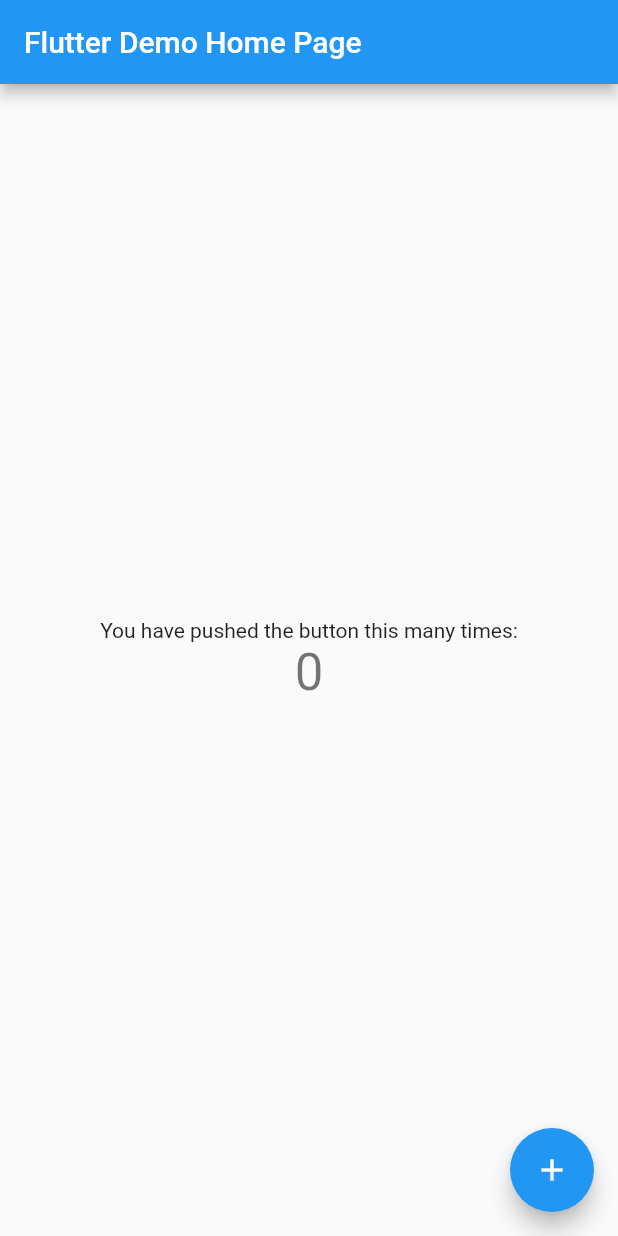
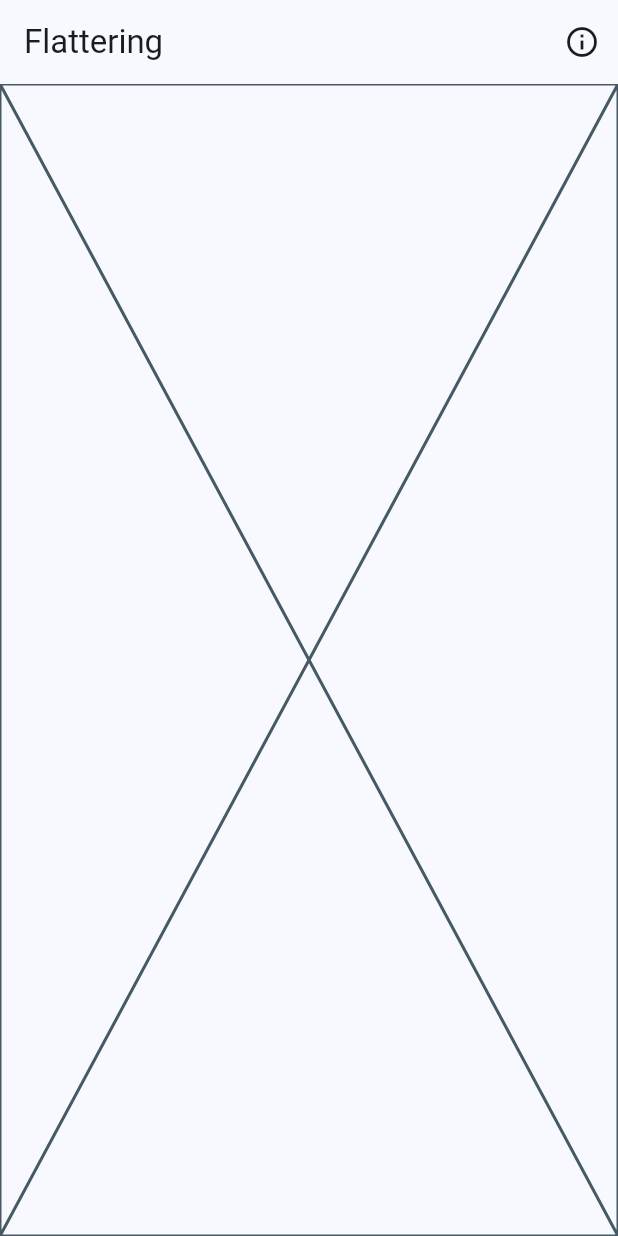
Before and after one commit to gilice/foiled, a Flutter app: the screen it shows after launch, on a phone screen of 412 x 824 dp. Run offline on Flutter 3.47's test engine with Material 2 defaults, Android fonts, the phone set to English and light mode, and no system bars; drawn by our look-alikes of dynamic_color; our stand-ins replace flutter_riverpod.

Commit message:
upstream MUP changes

```diff
--- a/lib/main.dart
+++ b/lib/main.dart
@@ -1,115 +1,69 @@
+import 'package:dynamic_color/dynamic_color.dart';
+import 'package:flattering/screens/home.dart';
+import 'package:flattering/utils/constants.dart';
+import 'package:flattering/utils/log_all_observer.dart';
+import 'package:flutter/foundation.dart';
 import 'package:flutter/material.dart';
+import 'package:flutter_riverpod/flutter_riverpod.dart';
 
-void main() {
-  runApp(const MyApp());
+void main() => runApp(const MyApp());
+
+final themeModeProvider = StateProvider<ThemeMode>((ref) => ThemeMode.system);
+
+ThemeData themeFromColorScheme(ColorScheme inp) {
+  return ThemeData(
+      useMaterial3: true,
+      appBarTheme: AppBarTheme(foregroundColor: inp.onBackground),
+      dialogBackgroundColor: inp.surface,
+      colorScheme: inp,
+      brightness: inp.brightness,
+      cardColor: inp.surface,
+      dialogTheme: DialogTheme(
+        backgroundColor: inp.surface,
+      ));
 }
 
 class MyApp extends StatelessWidget {
   const MyApp({Key? key}) : super(key: key);
 
-  // This widget is the root of your application.
   @override
   Widget build(BuildContext context) {
-    return MaterialApp(
-      title: 'Flutter Demo',
-      theme: ThemeData(
-        // This is the theme of your application.
-        //
-        // Try running your application with "flutter run". You'll see the
-        // application has a blue toolbar. Then, without quitting the app, try
-        // changing the primarySwatch below to Colors.green and then invoke
-        // "hot reload" (press "r" in the console where you ran "flutter run",
-        // or simply save your changes to "hot reload" in a Flutter IDE).
-        // Notice that the counter didn't reset back to zero; the application
-        // is not restarted.
-        primarySwatch: Colors.blue,
-      ),
-      home: const MyHomePage(title: 'Flutter Demo Home Page'),
+    return DynamicColorBuilder(
+      builder: (lightDynamic, darkDynamic) {
+        ColorScheme lightColorScheme;
+        ColorScheme darkColorScheme;
+
+        if (lightDynamic != null && darkDynamic != null) {
+          // On Android S+ devices, use the provided dynamic color scheme.
+          lightColorScheme = lightDynamic.harmonized();
+
+          // Repeat for the dark color scheme.
+          darkColorScheme = darkDynamic.harmonized();
+        } else {
+          // Otherwise, use fallback schemes.
+          lightColorScheme = ColorScheme.fromSeed(
+            seedColor: Colors.blue,
+          ).harmonized();
+          darkColorScheme = ColorScheme.fromSeed(
+            seedColor: Colors.blue,
+            brightness: Brightness.dark,
+          ).harmonized();
+        }
+        return ProviderScope(
+          observers: kDebugMode ? [LogAllObserver()] : null,
+          child: Consumer(
+            builder: (BuildContext context, WidgetRef ref, Widget? child) {
+              return MaterialApp(
+                title: appDisplayName,
+                themeMode: ref.watch(themeModeProvider),
+                theme: themeFromColorScheme(lightColorScheme),
+                darkTheme: themeFromColorScheme(darkColorScheme),
+                home: const HomeScreen(),
+              );
+            },
+          ),
+        );
+      },
     );
   }
 }
-
-class MyHomePage extends StatefulWidget {
-  const MyHomePage({Key? key, required this.title}) : super(key: key);
-
-  // This widget is the home page of your application. It is stateful, meaning
-  // that it has a State object (defined below) that contains fields that affect
-  // how it looks.
-
-  // This class is the configuration for the state. It holds the values (in this
-  // case the title) provided by the parent (in this case the App widget) and
-  // used by the build method of the State. Fields in a Widget subclass are
-  // always marked "final".
-
-  final String title;
-
-  @override
-  State<MyHomePage> createState() => _MyHomePageState();
-}
-
-class _MyHomePageState extends State<MyHomePage> {
-  int _counter = 0;
-
-  void _incrementCounter() {
-    setState(() {
-      // This call to setState tells the Flutter framework that something has
-      // changed in this State, which causes it to rerun the build method below
-      // so that the display can reflect the updated values. If we changed
-      // _counter without calling setState(), then the build method would not be
-      // called again, and so nothing would appear to happen.
-      _counter++;
-    });
-  }
-
-  @override
-  Widget build(BuildContext context) {
-    // This method is rerun every time setState is called, for instance as done
-    // by the _incrementCounter method above.
-    //
-    // The Flutter framework has been optimized to make rerunning build methods
-    // fast, so that you can just rebuild anything that needs updating rather
-    // than having to individually change instances of widgets.
-    return Scaffold(
-      appBar: AppBar(
-        // Here we take the value from the MyHomePage object that was created by
-        // the App.build method, and use it to set our appbar title.
-        title: Text(widget.title),
-      ),
-      body: Center(
-        // Center is a layout widget. It takes a single child and positions it
-        // in the middle of the parent.
-        child: Column(
-          // Column is also a layout widget. It takes a list of children and
-          // arranges them vertically. By default, it sizes itself to fit its
-          // children horizontally, and tries to be as tall as its parent.
-          //
-          // Invoke "debug painting" (press "p" in the console, choose the
-          // "Toggle Debug Paint" action from the Flutter Inspector in Android
-          // Studio, or the "Toggle Debug Paint" command in Visual Studio Code)
-          // to see the wireframe for each widget.
-          //
-          // Column has various properties to control how it sizes itself and
-          // how it positions its children. Here we use mainAxisAlignment to
-          // center the children vertically; the main axis here is the vertical
-          // axis because Columns are vertical (the cross axis would be
-          // horizontal).
-          mainAxisAlignment: MainAxisAlignment.center,
-          children: <Widget>[
-            const Text(
-              'You have pushed the button this many times:',
-            ),
-            Text(
-              '$_counter',
-              style: Theme.of(context).textTheme.headline4,
-            ),
-          ],
-        ),
-      ),
-      floatingActionButton: FloatingActionButton(
-        onPressed: _incrementCounter,
-        tooltip: 'Increment',
-        child: const Icon(Icons.add),
-      ), // This trailing comma makes auto-formatting nicer for build methods.
-    );
-  }
-}
--- /dev/null
+++ b/lib/utils/constants.dart
@@ -0,0 +1,6 @@
+// Desc: Constant strings and stuff, to use elsewhere without cluttering stuff up
+// Modified: 2022-09-14T16:50:38.451Z
+const String appDisplayName = "Flattering";
+const String appSales = "An example app";
+
+const String sourceUrl = 'https://github.com/gilice/flattering';
--- /dev/null
+++ b/lib/utils/utils.dart
@@ -0,0 +1,37 @@
+import 'package:flattering/utils/constants.dart';
+import 'package:flutter/material.dart';
+
+ThemeData themeFromColorScheme(ColorScheme inp) {
+  return ThemeData(
+    useMaterial3: true,
+    appBarTheme: AppBarTheme(foregroundColor: inp.onBackground),
+    dialogBackgroundColor: inp.surface,
+    colorScheme: inp,
+    brightness: inp.brightness,
+    cardColor: inp.surface,
+    dialogTheme: DialogTheme(
+      backgroundColor: inp.surface,
+    ),
+  );
+}
+
+class BrandedAppBar extends AppBar {
+  @override
+  // ignore: overridden_fields
+  final List<Widget>? actions;
+  BrandedAppBar({Key? key, this.actions})
+      : super(key: key, title: const Text(appDisplayName), actions: actions);
+}
+
+/// A faster way to write Padding()s, roughly equals to `x: Padding(padding: EdgeInsets.all(8*x))`
+class StandardPadding extends Padding {
+  final double multiplier;
+  // ignore: unused_field
+  final Widget? _child;
+  StandardPadding(this._child, {Key? key, this.multiplier = 1})
+      : super(
+          key: key,
+          child: _child,
+          padding: EdgeInsets.all(multiplier * 8),
+        );
+}
--- a/pubspec.yaml
+++ b/pubspec.yaml
@@ -34,6 +34,9 @@
   # The following adds the Cupertino Icons font to your application.
   # Use with the CupertinoIcons class for iOS style icons.
   cupertino_icons: ^1.0.2
+  url_launcher: ^6.1.6
+  flutter_riverpod: ^1.0.4
+  dynamic_color: ^1.4.0
 
 dev_dependencies:
   flutter_test:
```
Also changed, not shown: lib/screens/home.dart (added, +91 -0 lines), lib/utils/log_all_observer.dart (added, +30 -0 lines), pubspec.lock, 8 other files.
